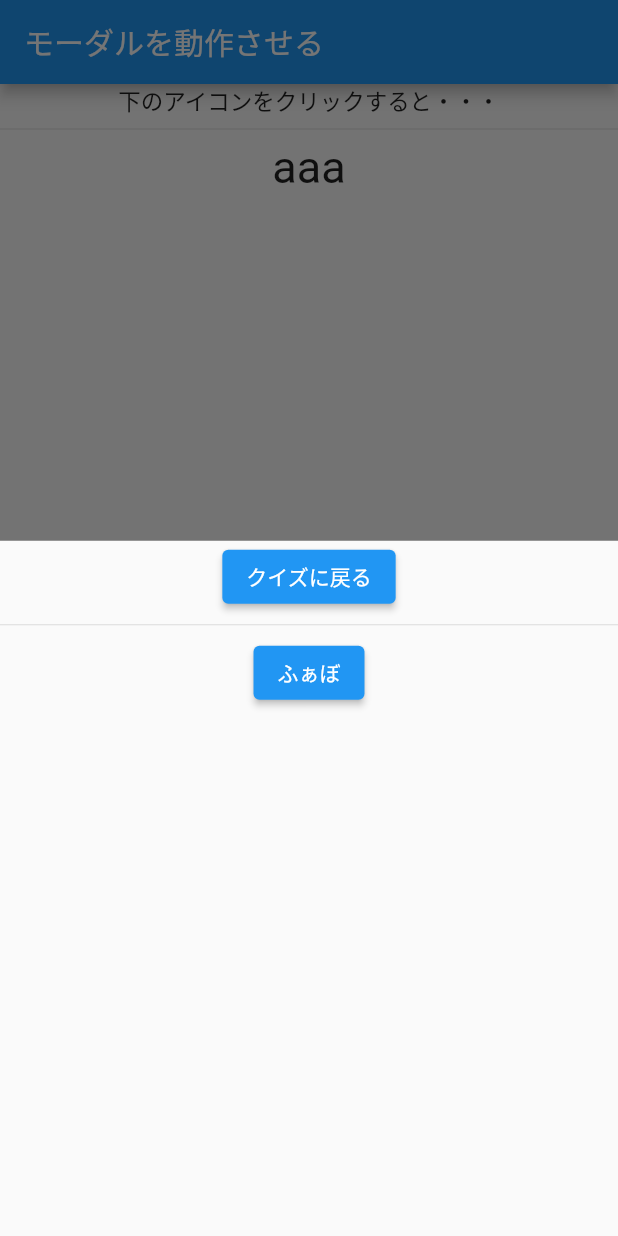
After one commit to vr-oni-san/modal, a Flutter app: the screen it shows after launch, after a tap on "aaa", on a phone screen of 412 x 824 dp. The commit adds this screen. Run offline on Flutter 3.47's test engine with Material 2 defaults, Android fonts, the phone set to English and light mode, and no system bars.

Commit message:
メソッド分けしただけのリファくたぁ

```diff
--- /dev/null
+++ b/lib/modal.dart
@@ -0,0 +1,26 @@
+import 'package:flutter/material.dart';
+
+
+class ModalWidget extends StatelessWidget {
+  const ModalWidget({
+    Key? key,
+  }) : super(key: key);
+
+  @override
+  Widget build(BuildContext context) {
+    return Container(
+      // モーダルのheight
+      height: 700,
+      child: Column(
+        children: [
+          ElevatedButton(onPressed: ()=> Navigator.pop(context),
+              child: Text("クイズに戻る")
+          ),
+          Divider(),
+          ElevatedButton(onPressed: () {},
+              child: Text("ふぁぼ"))
+        ],
+      ),
+    );
+  }
+}
--- /dev/null
+++ b/lib/quiz.dart
@@ -0,0 +1,39 @@
+import 'package:flutter/material.dart';
+import 'modal.dart';
+
+Column QuizBody(BuildContext context) {
+  return Column(
+    children: [
+      Row(
+        mainAxisAlignment: MainAxisAlignment.center,
+        children: [
+          Text("下のアイコンをクリックすると・・・", style: TextStyle(
+              fontSize: 15
+          ),),
+        ],
+      ),
+      Divider(),
+      Row(
+        mainAxisAlignment: MainAxisAlignment.center,
+        children: [
+          InkWell(
+            child:
+              Text("aaa",
+                style: TextStyle(
+                  fontSize: 30
+                ),
+              ),
+            onTap: (){
+              showModalBottomSheet<void>(
+                  context: context,
+                  builder: (BuildContext context) {
+                    return ModalWidget();
+                  }
+              );
+            },
+          )
+        ],
+      )
+    ],
+  );
+}
```
Also changed, not shown: lib/main.dart (+44 -48 lines).
